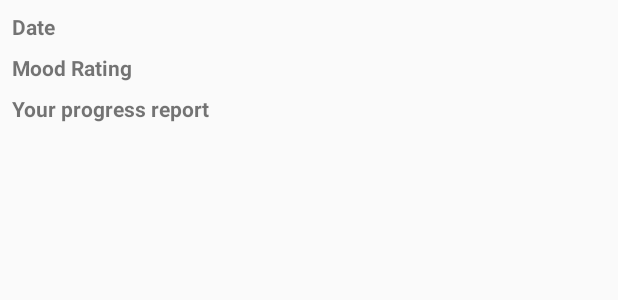
After one commit to ddc-java-15/el-8, an Android app: the layout item_mood_check_in_entity.xml on its own in the app's theme, with its tools: preview values and no code run, on a phone screen of 412 x 824 dp. The commit adds this screen. Shown: the top 300 px of the screen. Run offline under Robolectric (Android 15) with nearby library versions, the phone set to English and light mode, and no system bars.

```diff
--- a/app/src/main/java/edu/cnm/deepdive/el8/controller/MoodCheckInDetailsFragment.java
+++ b/app/src/main/java/edu/cnm/deepdive/el8/controller/MoodCheckInDetailsFragment.java
@@ -41,6 +41,7 @@
       dismiss();
     });
     binding.cancel.setOnClickListener((v) -> dismiss());
+
     return binding.getRoot();
   }
 
--- a/app/src/main/res/layout/fragment_mood_check_in_details.xml
+++ b/app/src/main/res/layout/fragment_mood_check_in_details.xml
@@ -70,7 +70,7 @@
       android:layout_margin="@dimen/half_dynamic_spacing"
       app:layout_constraintStart_toStartOf="parent"
       app:layout_constraintTop_toBottomOf="@id/rating"
-      tools:text="10"
+     android:text="10"
       />
 
 
--- /dev/null
+++ b/app/src/main/res/layout/item_mood_check_in_entity.xml
@@ -0,0 +1,46 @@
+<?xml version="1.0" encoding="utf-8"?>
+<androidx.constraintlayout.widget.ConstraintLayout xmlns:android="http://schemas.android.com/apk/res/android"
+  android:layout_width="match_parent"
+  android:layout_height="match_parent"
+  xmlns:app="http://schemas.android.com/apk/res-auto">
+
+  <TextView
+    android:id="@+id/created"
+    android:layout_width="wrap_content"
+    android:layout_height="wrap_content"
+    android:layout_margin="@dimen/half_dynamic_spacing"
+    android:text="Date"
+    android:textStyle="bold"
+    android:textColorHint="@color/design_default_color_on_secondary"
+    app:layout_constraintStart_toStartOf="parent"
+    app:layout_constraintTop_toTopOf="parent"
+    app:layout_constraintStart_toEndOf="parent"
+    app:layout_constraintBottom_toTopOf="@id/rating"
+    />
+
+
+  <TextView
+    android:id="@+id/rating"
+    android:layout_width="match_parent"
+    android:layout_height="wrap_content"
+    android:layout_margin="@dimen/half_dynamic_spacing"
+    android:text="Mood Rating"
+    android:textStyle="bold"
+    android:textColorHighlight="@color/cardview_shadow_start_color"
+    app:layout_constraintTop_toBottomOf="@id/created"
+    app:layout_constraintStart_toEndOf="parent"
+    />
+
+  <TextView
+    android:id="@+id/progress_report"
+    android:layout_width="match_parent"
+    android:layout_height="wrap_content"
+    android:text="Your progress report"
+    android:textStyle="bold"
+    android:textColorHighlight="@color/colorAccent"
+    android:layout_margin="@dimen/half_dynamic_spacing"
+    app:layout_constraintTop_toBottomOf="@id/rating"
+    app:layout_constraintStart_toEndOf="parent"
+    />
+
+</androidx.constraintlayout.widget.ConstraintLayout>
```
